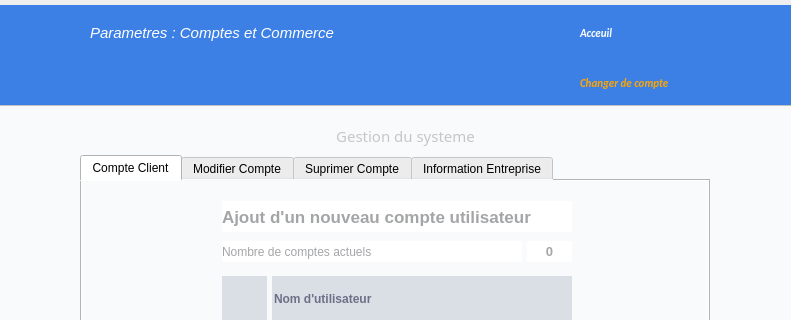
Old version of the form DESIGN/DIALOGS/settingCreatorDialog.ui in the repository indigene-way/ERP_business_Manager; both pictures show x 280 to 1071 and y 0 to 320 of the 1371 by 751 pixel window.
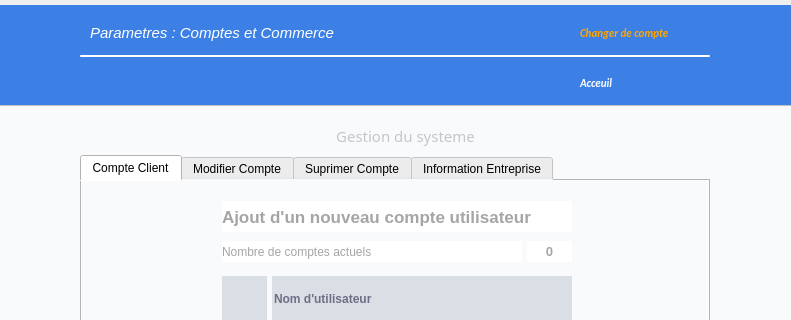
New version of the form. Icons and pictures are not drawn.

The edit to the form file:
```diff
--- a/DESIGN/DIALOGS/settingCreatorDialog.ui
+++ b/DESIGN/DIALOGS/settingCreatorDialog.ui
@@ -40,7 +40,7 @@
     <property name="geometry">
      <rect>
       <x>850</x>
-      <y>60</y>
+      <y>10</y>
       <width>141</width>
       <height>35</height>
      </rect>
@@ -97,7 +97,7 @@
     <property name="geometry">
      <rect>
       <x>850</x>
-      <y>10</y>
+      <y>60</y>
       <width>141</width>
       <height>35</height>
      </rect>
@@ -261,6 +261,22 @@
      </size>
     </property>
    </widget>
+   <widget class="Line" name="line">
+    <property name="geometry">
+     <rect>
+      <x>360</x>
+      <y>50</y>
+      <width>630</width>
+      <height>2</height>
+     </rect>
+    </property>
+    <property name="styleSheet">
+     <string notr="true">background:white;color:white;</string>
+    </property>
+    <property name="orientation">
+     <enum>Qt::Horizontal</enum>
+    </property>
+   </widget>
   </widget>
   <widget class="QFrame" name="frame">
    <property name="geometry">
```
